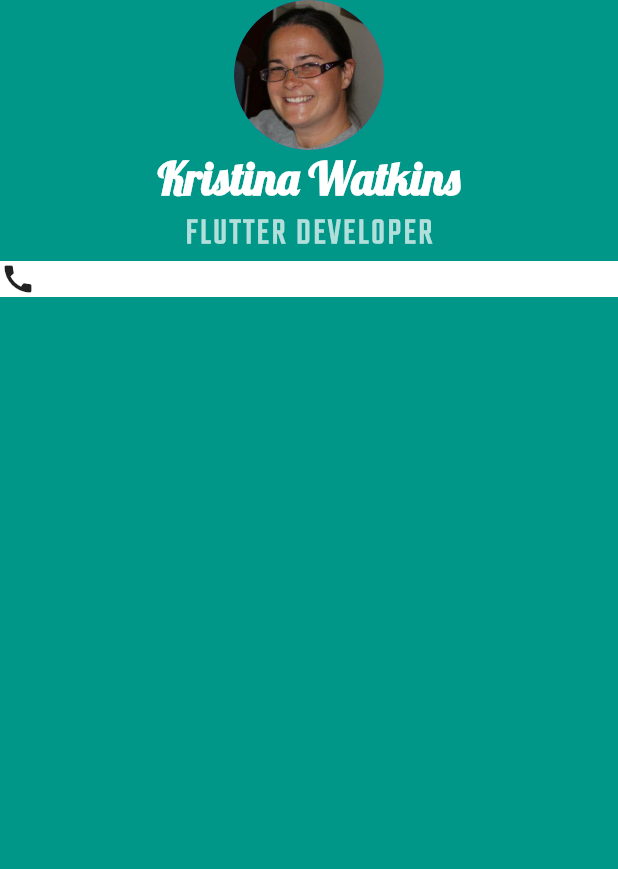
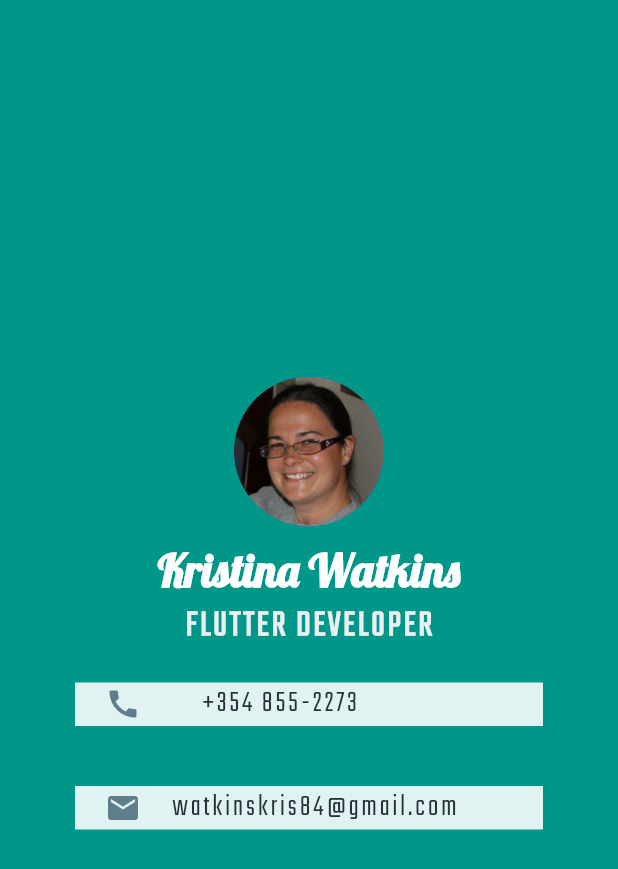
Before and after one commit to watkinskris/flutter_mi_card, a Flutter app: the screen it shows after launch, on a phone screen of 412 x 824 dp. Shown: the top 869 px of the screen. Run offline on Flutter 3.47's test engine with Material 2 defaults, Android fonts, the phone set to English and light mode, and no system bars.

Commit message:
add text boxes and adjust styling

```diff
--- a/lib/main.dart
+++ b/lib/main.dart
@@ -14,10 +14,13 @@ class MyApp extends StatelessWidget {
       home: Scaffold(
         backgroundColor: Colors.teal,
         body: SafeArea(
-            child: Column(children: [
+          child: Column(mainAxisAlignment: MainAxisAlignment.center, children: [
             CircleAvatar(
               radius: 50.0,
               backgroundImage: AssetImage('images/kristaProfile.png'),
+            ),
+            SizedBox(
+              height: 10,
             ),
             Text(
               'Kristina Watkins',
@@ -28,20 +31,65 @@ class MyApp extends StatelessWidget {
                 fontFamily: 'Lobster',
               ),
             ),
-          Text('FLUTTER DEVELOPER',
+            Text(
+              'FLUTTER DEVELOPER',
               style: TextStyle(
-                  color: Colors.teal.shade100,
+                  color: Colors.blueGrey.shade50,
                   fontWeight: FontWeight.bold,
                   fontFamily: 'Teko',
                   fontSize: 25.0,
-                  letterSpacing: 2.0)),
+                  letterSpacing: 2.0),
+            ),
             Container(
-            color: Colors.white,
+              color: Colors.teal.shade50,
+              margin: EdgeInsets.symmetric(vertical: 20, horizontal: 50),
+              padding: EdgeInsets.symmetric(vertical: 0, horizontal: 20),
               child: Row(
-              children: [Icon(Icons.call)],
+                children: [
+                  Icon(
+                    Icons.call,
+                    color: Colors.blueGrey,
+                  ),
+                  SizedBox(
+                    width: 40,
+                  ),
+                  Text(
+                    '+354 855-2273',
+                    style: TextStyle(
+                        fontSize: 20,
+                        fontFamily: 'Teko',
+                        color: Colors.blueGrey.shade900,
+                        letterSpacing: 2),
+                  ),
+                ],
+              ),
+            ),
+            Container(
+              color: Colors.teal.shade50,
+              margin: EdgeInsets.symmetric(vertical: 20, horizontal: 50),
+              padding: EdgeInsets.symmetric(vertical: 0, horizontal: 20),
+              child: Row(
+                children: [
+                  Icon(
+                    Icons.email,
+                    color: Colors.blueGrey,
+                  ),
+                  SizedBox(
+                    width: 20,
+                  ),
+                  Text(
+                    'watkinskris84@gmail.com',
+                    style: TextStyle(
+                        fontSize: 20,
+                        fontFamily: 'Teko',
+                        color: Colors.blueGrey.shade900,
+                        letterSpacing: 2),
+                  )
+                ],
               ),
             )
-        ])),
+          ]),
+        ),
       ),
     );
   }
```
Lines whose indentation alone changed are shown as unchanged.
